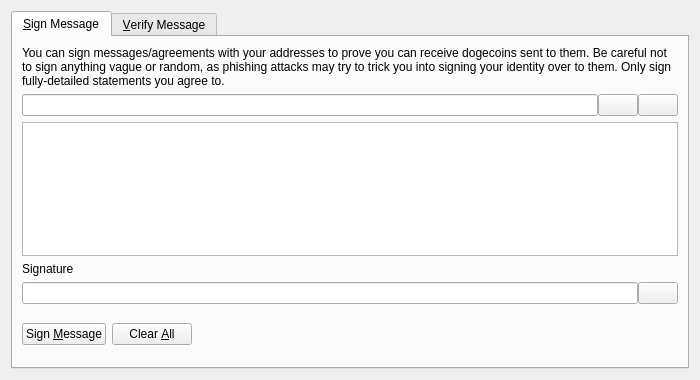
This is src/qt/forms/signverifymessagedialog.ui in TerminalEnd/eschaton as Qt 5 draws it before an edit. The edited form follows.
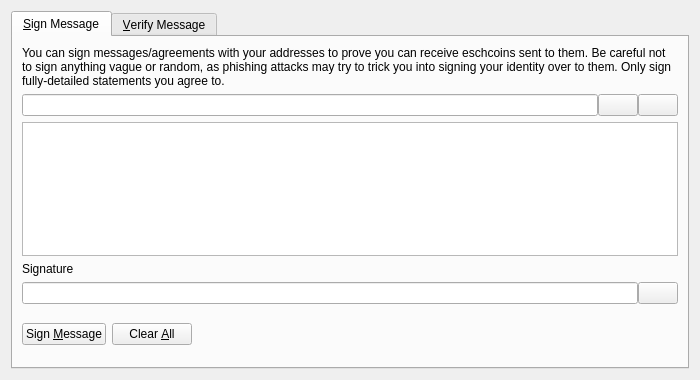
This is the edited form. Icons and pictures are not drawn. Custom widgets are drawn as their Qt base class.

Patch:
```diff
--- a/src/qt/forms/signverifymessagedialog.ui
+++ b/src/qt/forms/signverifymessagedialog.ui
@@ -30,7 +30,7 @@
        <item>
         <widget class="QLabel" name="infoLabel_SM">
          <property name="text">
-          <string>You can sign messages/agreements with your addresses to prove you can receive dogecoins sent to them. Be careful not to sign anything vague or random, as phishing attacks may try to trick you into signing your identity over to them. Only sign fully-detailed statements you agree to.</string>
+          <string>You can sign messages/agreements with your addresses to prove you can receive eschcoins sent to them. Be careful not to sign anything vague or random, as phishing attacks may try to trick you into signing your identity over to them. Only sign fully-detailed statements you agree to.</string>
          </property>
          <property name="textFormat">
           <enum>Qt::PlainText</enum>
```
Left out of the diff: 8 changed lines with no effect on the pictures.
